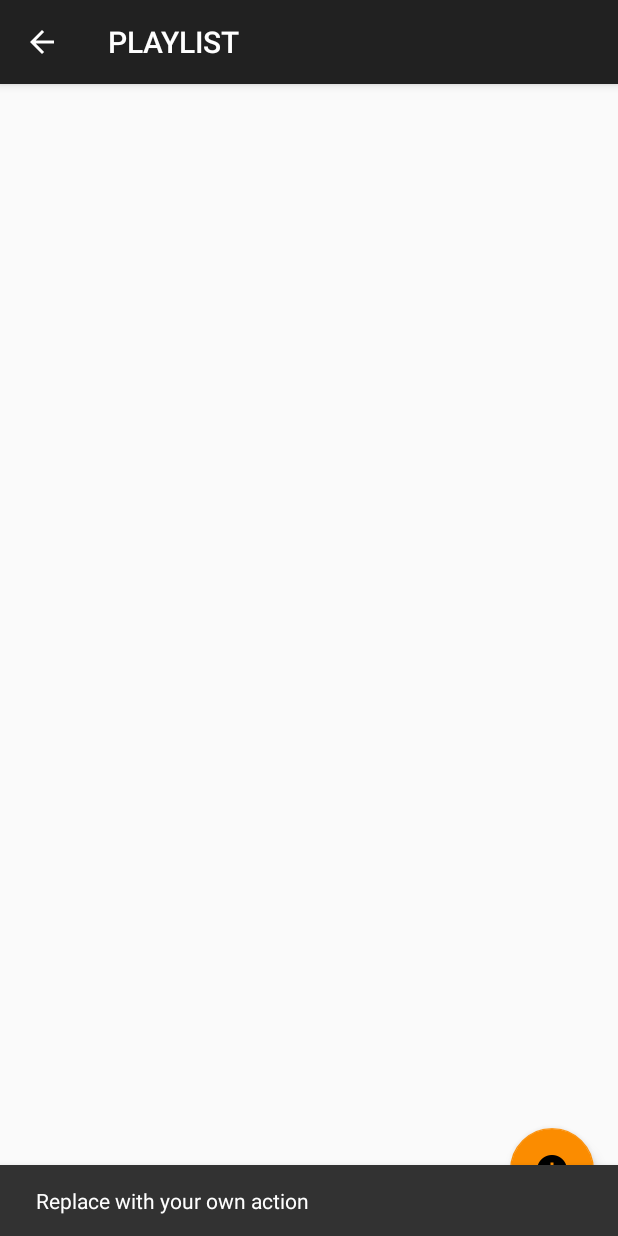
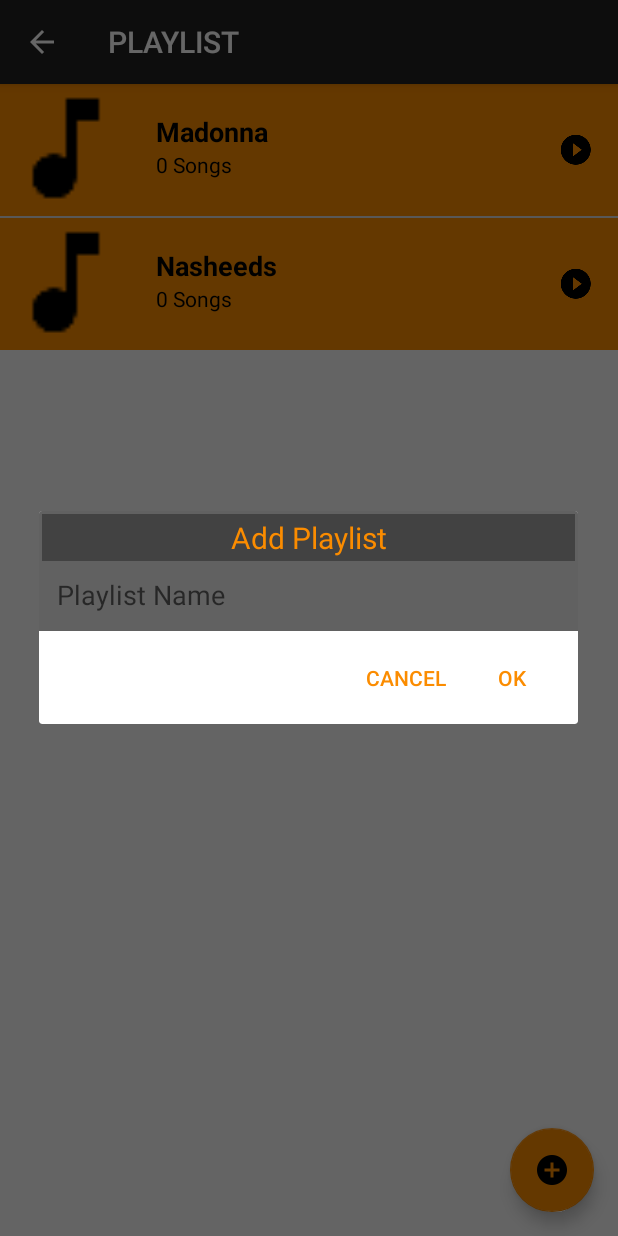
Before and after one commit to azzumw/MusicPlayerProject, an Android app: the PlaylistActivity screen opened directly, with no data from a screen before it, after a tap on an icon or button, on a phone screen of 412 x 824 dp. Run offline under Robolectric (Android 15) with nearby library versions, the phone set to English and light mode, and no system bars.

Commit message:
DialogueAlertBox

```diff
--- a/app/src/main/java/com/example/macintosh/musicplayerproject/PlayList.java
+++ b/app/src/main/java/com/example/macintosh/musicplayerproject/PlayList.java
@@ -29,4 +29,8 @@ public class PlayList {
     public ArrayList<Song> getSongplaylist(){
         return songplaylist;
     }
+
+    public int getPlayListSize(){
+        return songplaylist.size();
+    }
 }
--- a/app/src/main/java/com/example/macintosh/musicplayerproject/PlayListAdapter.java
+++ b/app/src/main/java/com/example/macintosh/musicplayerproject/PlayListAdapter.java
@@ -7,6 +7,8 @@ import android.view.LayoutInflater;
 import android.view.View;
 import android.view.ViewGroup;
 import android.widget.ArrayAdapter;
+import android.widget.ImageView;
+import android.widget.TextView;
 
 import java.util.ArrayList;
 import java.util.List;
@@ -15,8 +17,8 @@ import java.util.List;
  * Created by macintosh on 25/02/2018.
  */
 
-public class PlayListAdapter extends ArrayAdapter<PlayList> {
-    public PlayListAdapter(@NonNull Context context, int resource, @NonNull ArrayList<PlayList> objects) {
+public class PlayListAdapter<P> extends ArrayAdapter<PlayList> {
+    public PlayListAdapter(@NonNull Context context, @NonNull ArrayList<PlayList> objects) {
         super(context, 0, objects);
     }
 
@@ -28,6 +30,15 @@ public class PlayListAdapter extends ArrayAdapter<PlayList> {
         if(listItemView == null){
             listItemView = LayoutInflater.from(getContext()).inflate(R.layout.list_item,parent,false);
         }
-        return super.getView(position, convertView, parent);
+
+        PlayList currentPlayList = getItem(position);
+
+        TextView songnameTextView =  listItemView.findViewById(R.id.songNameTextView);
+        TextView artistnameTextView =  listItemView.findViewById(R.id.artistNameTextView);
+        ImageView imageView =  listItemView.findViewById(R.id.imageView);
+
+        songnameTextView.setText(currentPlayList.getPlaylistName());
+        artistnameTextView.setText(currentPlayList.getPlayListSize()+" Songs");
+        return listItemView;
     }
 }
--- a/app/src/main/java/com/example/macintosh/musicplayerproject/PlaylistActivity.java
+++ b/app/src/main/java/com/example/macintosh/musicplayerproject/PlaylistActivity.java
@@ -1,10 +1,16 @@
 package com.example.macintosh.musicplayerproject;
 
+import android.content.DialogInterface;
 import android.support.design.widget.FloatingActionButton;
 import android.support.design.widget.Snackbar;
+import android.support.v7.app.AlertDialog;
 import android.support.v7.app.AppCompatActivity;
 import android.os.Bundle;
 import android.view.View;
+import android.widget.Button;
+import android.widget.EditText;
+import android.widget.ListView;
+import android.widget.Toast;
 
 import java.util.ArrayList;
 
@@ -15,20 +21,54 @@ public class PlaylistActivity extends AppCompatActivity {
         super.onCreate(savedInstanceState);
         setContentView(R.layout.activity_playlist);
 
+        final ArrayList<PlayList> playListArrayList = new ArrayList<>();
+        playListArrayList.add(new PlayList("Madonna"));
+        playListArrayList.add(new PlayList("Nasheeds"));
+
+        final PlayListAdapter<PlayList> itemsAdapter = new PlayListAdapter<>(this,playListArrayList);
+
+        ListView listView =  findViewById(R.id.listviewPlaylistActivity);
+
+        listView.setAdapter(itemsAdapter);
+
         FloatingActionButton fab =  findViewById(R.id.fab);
+
         fab.setOnClickListener(new View.OnClickListener() {
             @Override
             public void onClick(View view) {
-                Snackbar.make(view, "Replace with your own action", Snackbar.LENGTH_LONG)
-                        .setAction("Action", null).show();
+//
+                final AlertDialog.Builder builder = new AlertDialog.Builder(PlaylistActivity.this);
+
+                View mView = getLayoutInflater().inflate(R.layout.addplaylistdialogue,null);
+                final EditText playlistET = mView.findViewById(R.id.editplaylistname);
+
+
+
+                builder.setPositiveButton("OK", new DialogInterface.OnClickListener() {
+                    @Override
+                    public void onClick(DialogInterface dialogInterface, int i) {
+                        String playListName = playlistET.getText().toString();
+                        playListArrayList.add(new PlayList(playListName));
+                        itemsAdapter.notifyDataSetChanged();
+                        dialogInterface.dismiss();
+
+                    }
+                });
+                builder.setNegativeButton("Cancel", new DialogInterface.OnClickListener() {
+                    @Override
+                    public void onClick(DialogInterface dialogInterface, int i) {
+                        dialogInterface.dismiss();
+                    }
+                });
+
+                builder.setView(mView);
+                AlertDialog dialog = builder.create();
+                dialog.show();
             }
         });
 
 
-        final ArrayList<PlayList> playListArrayList = new ArrayList<>();
 
-        playListArrayList.add(new PlayList("Madonna"));
-        playListArrayList.add(new PlayList("Nasheeds"));
 
 
 
--- /dev/null
+++ b/app/src/main/res/layout/addplaylistdialogue.xml
@@ -0,0 +1,31 @@
+<?xml version="1.0" encoding="utf-8"?>
+<LinearLayout xmlns:android="http://schemas.android.com/apk/res/android"
+    android:orientation="vertical"
+    android:layout_width="match_parent"
+    android:layout_height="wrap_content"
+    android:background="@color/songs"
+    android:padding="2dp">
+    <TextView
+        android:layout_width="match_parent"
+        android:layout_height="wrap_content"
+        android:scaleType="center"
+        android:background="@color/playlist"
+        android:text="Add Playlist"
+        android:padding="2dp"
+        android:textSize="20sp"
+        android:textAlignment="center"
+        android:textColor="@color/textColorDark"
+        android:contentDescription="@string/app_name" />
+    <EditText
+        android:id="@+id/editplaylistname"
+        android:inputType="textEmailAddress"
+        android:layout_width="match_parent"
+        android:layout_height="wrap_content"
+        android:background="@color/songs"
+        android:padding="2dp"
+        android:layout_margin="8dp"
+        android:hint="Playlist Name"
+        android:textColorHighlight="@color/textColorDark"/>
+
+
+</LinearLayout>
```
